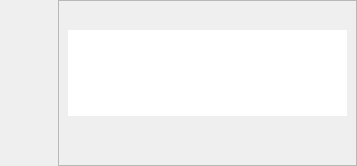
First picture: the form in python/activity_stream/resources/note_widget.ui, repository shotgunsoftware/tk-framework-qtwidgets, before the edit.
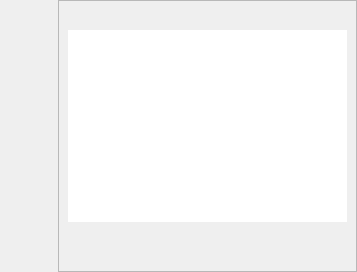
Second picture: the form after the edit. Icons and pictures are not drawn. Custom widgets are drawn as their Qt base class.

Commit message: Wip note edit text ui

```diff
--- a/python/activity_stream/resources/note_widget.ui
+++ b/python/activity_stream/resources/note_widget.ui
@@ -7,7 +7,7 @@
     <x>0</x>
     <y>0</y>
     <width>357</width>
-    <height>166</height>
+    <height>189</height>
    </rect>
   </property>
   <property name="windowTitle">
@@ -130,6 +130,12 @@
       </item>
       <item>
        <widget class="QPlainTextEdit" name="content_editable">
+        <property name="sizePolicy">
+         <sizepolicy hsizetype="Expanding" vsizetype="Minimum">
+          <horstretch>0</horstretch>
+          <verstretch>0</verstretch>
+         </sizepolicy>
+        </property>
         <property name="styleSheet">
          <string notr="true"/>
         </property>
@@ -140,7 +146,7 @@
          <enum>QFrame::Plain</enum>
         </property>
         <property name="readOnly">
-         <bool>true</bool>
+         <bool>false</bool>
         </property>
        </widget>
       </item>
```
The commit also changes 6 other files.
